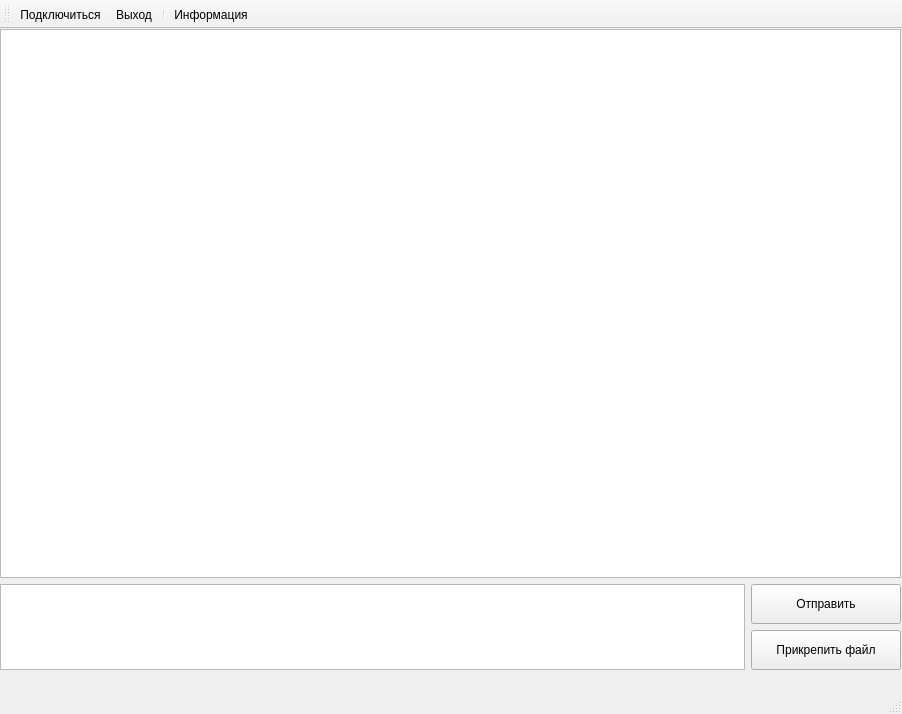
Qt form gui/ui/window.ui (shysa/Chat-with-files.networks) before a commit.
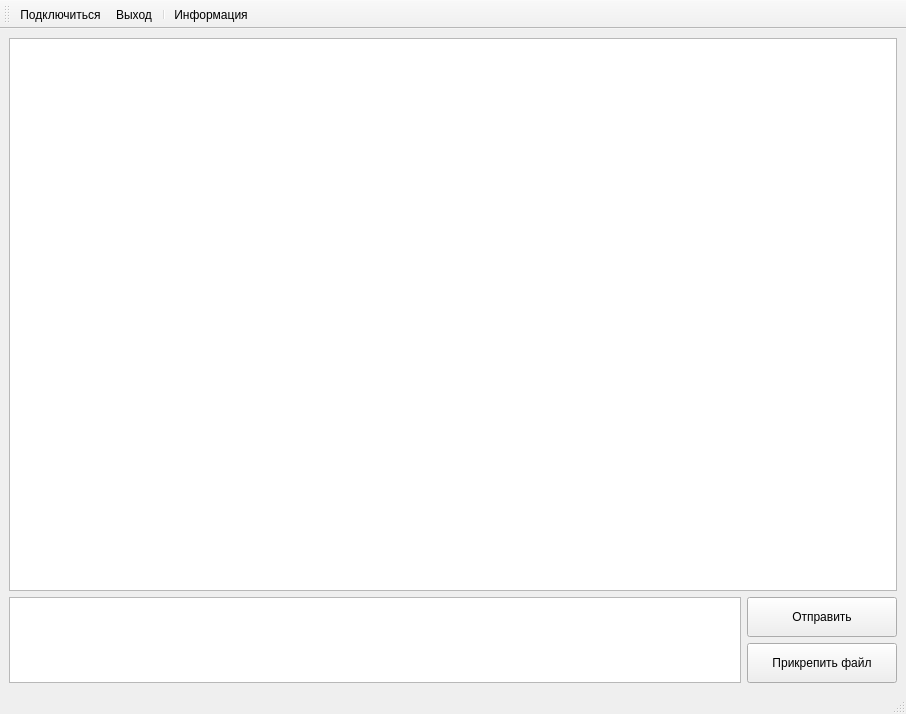
The same form after that commit. Icons and pictures are not drawn.

```diff
--- a/gui/ui/window.ui
+++ b/gui/ui/window.ui
@@ -6,7 +6,7 @@
    <rect>
     <x>0</x>
     <y>0</y>
-    <width>902</width>
+    <width>906</width>
     <height>714</height>
    </rect>
   </property>
@@ -30,15 +30,8 @@
      <verstretch>0</verstretch>
     </sizepolicy>
    </property>
-   <widget class="QWidget" name="verticalLayoutWidget">
-    <property name="geometry">
-     <rect>
-      <x>0</x>
-      <y>0</y>
-      <width>901</width>
-      <height>641</height>
-     </rect>
-    </property>
+   <layout class="QHBoxLayout" name="horizontalLayout_2">
+    <item>
     <layout class="QVBoxLayout" name="verticalLayout">
      <property name="sizeConstraint">
       <enum>QLayout::SetMinimumSize</enum>
@@ -121,7 +114,8 @@
       </layout>
      </item>
     </layout>
-   </widget>
+    </item>
+   </layout>
   </widget>
   <widget class="QStatusBar" name="statusBar"/>
   <widget class="QToolBar" name="toolBar">
```
Left out of the diff: 4 changed lines with no effect on the pictures. Lines whose indentation alone changed are shown as unchanged.
